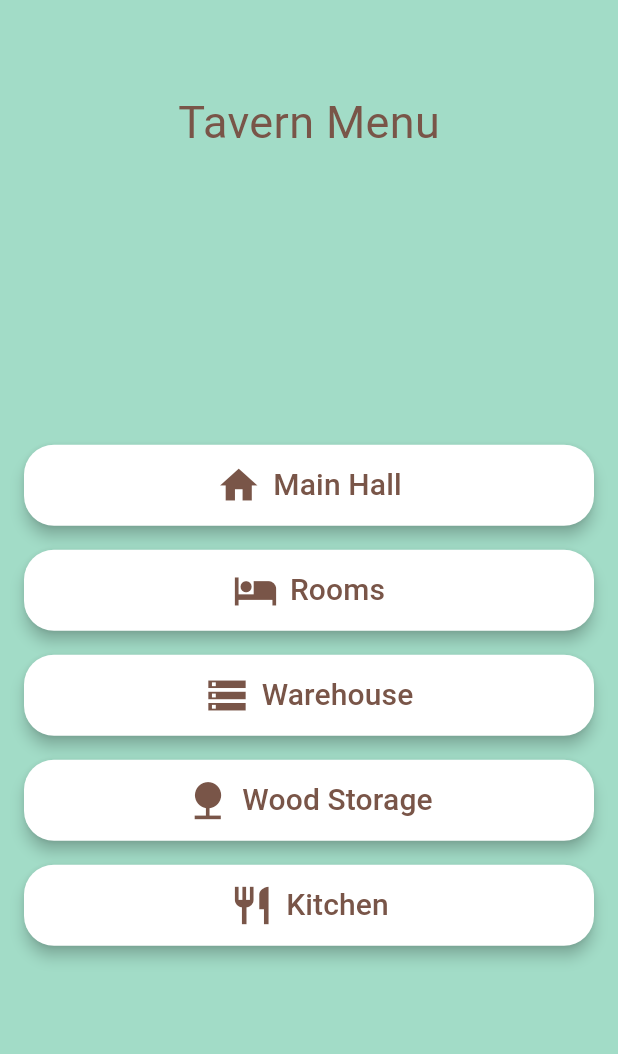
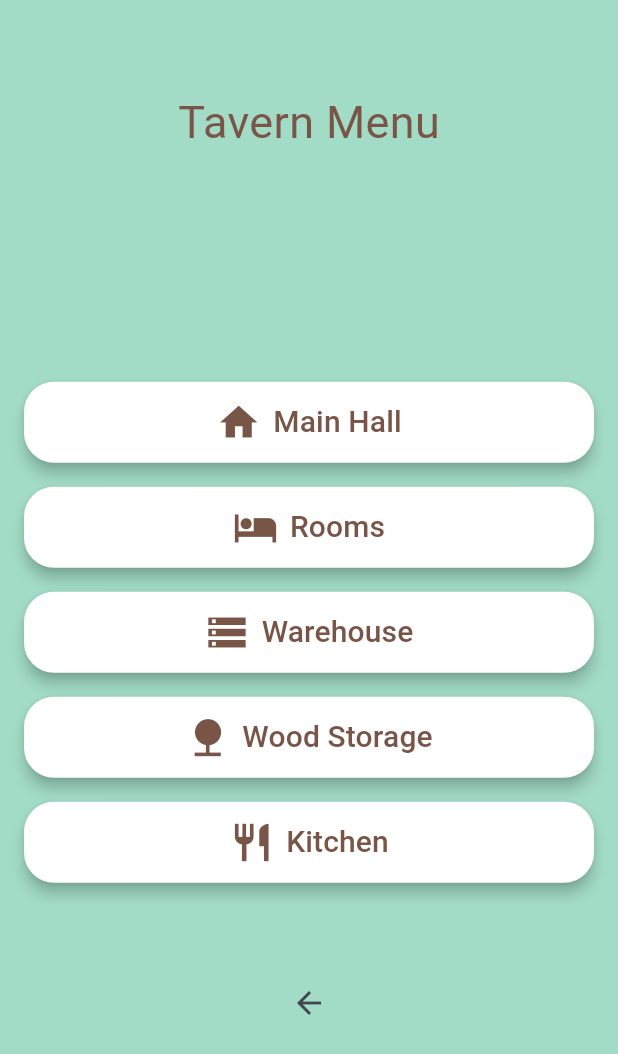
Before and after one commit to ihashand/Idle_Tavern_Rpg, a Flutter app: the TavernInteriorScreen screen opened by its route, on a phone screen of 412 x 824 dp. Shown: the top 1054 px of the screen. Run offline on Flutter 3.47's test engine with Material 2 defaults, Android fonts, the phone set to English and light mode, and no system bars; our stand-ins replace audioplayers, firebase_core, go_router, google_mobile_ads, in_app_purchase, shared_preferences; missing offline and left inert: games_services; accounts and stored records are empty; generated files the repository leaves out were written again; Roboto replaces fonts that are missing (Aceking).

Commit message:
Update tavern_interior_screen.dart
back button

```diff
--- a/lib/src/tavern_interior/tavern_interior_screen.dart
+++ b/lib/src/tavern_interior/tavern_interior_screen.dart
@@ -43,6 +43,13 @@ class TavernInteriorScreen extends StatelessWidget {
                     context, 'Wood Storage', Icons.nature, WoodStorageScreen()),
                 _buildMenuItem(
                     context, 'Kitchen', Icons.restaurant, KitchenScreen()),
+                IconButton(
+                  padding: EdgeInsets.only(top: 60),
+                  icon: Icon(Icons.arrow_back),
+                  onPressed: () {
+                    Navigator.pop(context); // Powrót do poprzedniego ekranu
+                  },
+                ),
               ],
             ),
           ),
```
